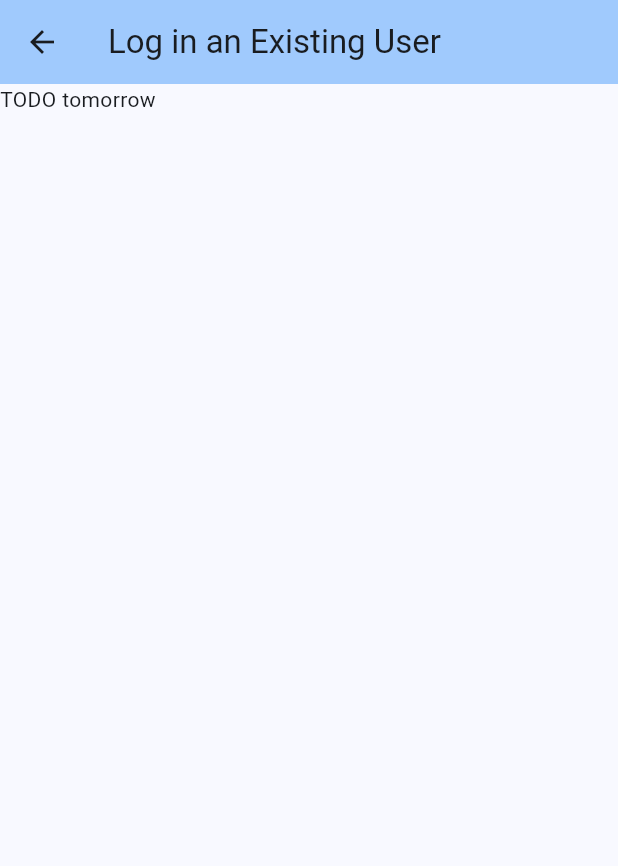
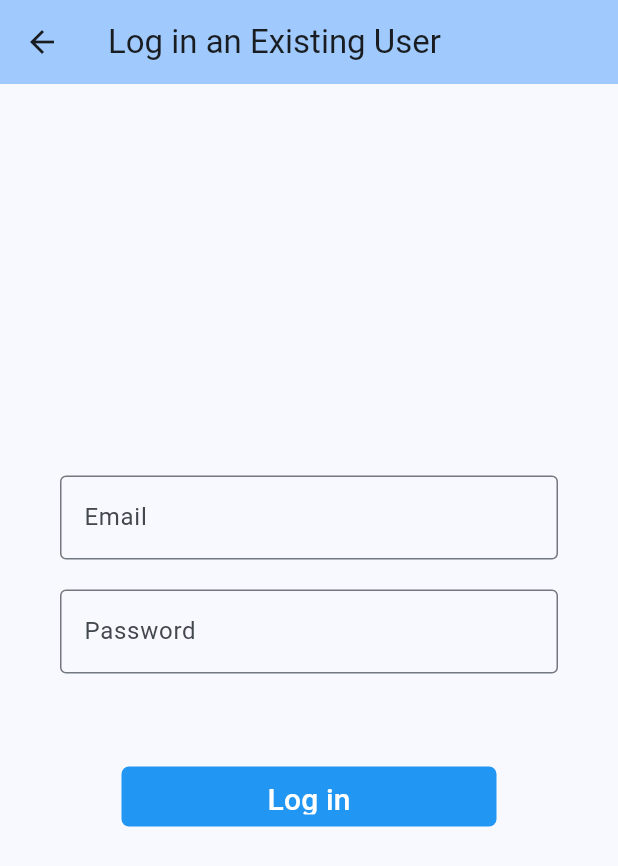
Before and after one commit to CSSE480-Fisher-Fall-2024-2025/MovieQuotes, a Flutter app: the EmailPasswordAuthPage screen opened directly, on a phone screen of 412 x 824 dp. Shown: the top 866 px of the screen. Run offline on Flutter 3.47's test engine with Material 3 defaults, Android fonts, the phone set to English and light mode, and no system bars; our stand-ins replace cloud_firestore, email_validator, firebase_core, firebase_ui_firestore; accounts and stored records are empty.

Commit message:
form validation

```diff
--- a/moviequotes/lib/pages/email_password_auth_page.dart
+++ b/moviequotes/lib/pages/email_password_auth_page.dart
@@ -1,5 +1,7 @@
+import 'package:email_validator/email_validator.dart';
 import 'package:flutter/foundation.dart';
 import 'package:flutter/material.dart';
+import 'package:moviequotes/components/square_button.dart';
 
 class EmailPasswordAuthPage extends StatefulWidget {
   final bool isNewUser;
@@ -13,6 +15,17 @@ class EmailPasswordAuthPage extends StatefulWidget {
 }
 
 class _EmailPasswordAuthPageState extends State<EmailPasswordAuthPage> {
+  final _formKey = GlobalKey<FormState>();
+  final emailTextEditingController = TextEditingController();
+  final passwordTextEditingController = TextEditingController();
+
+  @override
+  void dispose() {
+    emailTextEditingController.dispose();
+    passwordTextEditingController.dispose();
+    super.dispose();
+  }
+
   @override
   Widget build(BuildContext context) {
     return Scaffold(
@@ -21,7 +34,73 @@ class _EmailPasswordAuthPageState extends State<EmailPasswordAuthPage> {
         title: Text(
             widget.isNewUser ? "Create a New User" : "Log in an Existing User"),
       ),
-      body: Text("TODO tomorrow"),
+      body: Center(
+        child: Padding(
+          padding: const EdgeInsets.all(40.0),
+          child: Form(
+            key: _formKey,
+            child: Column(
+              mainAxisSize: MainAxisSize.min,
+              children: [
+                TextFormField(
+                  controller: emailTextEditingController,
+                  validator: (value) {
+                    if (value == null || !EmailValidator.validate(value)) {
+                      return "Invalid Email Address";
+                    }
+                    return null;
+                  },
+                  decoration: const InputDecoration(
+                    border: OutlineInputBorder(),
+                    labelText: "Email",
+                    hintText: "Enter a valid email address",
+                  ),
+                ),
+                const SizedBox(
+                  height: 20.0,
+                ),
+                TextFormField(
+                  controller: passwordTextEditingController,
+                  validator: (value) {
+                    if (value == null || value.length < 6) {
+                      return "Passwords must be at least 6 characters";
+                    }
+                    return null;
+                  },
+                  obscureText: true,
+                  decoration: const InputDecoration(
+                    border: OutlineInputBorder(),
+                    labelText: "Password",
+                    hintText: "Passwords must be 6 characters or more",
+                  ),
+                ),
+                const SizedBox(
+                  height: 50.0,
+                ),
+                SquareButton(
+                  displayText:
+                      widget.isNewUser ? "Create an Account" : "Log in",
+                  onPressCallback: () {
+                    if (_formKey.currentState!.validate()) {
+                      if (widget.isNewUser) {
+                        print("Create a new account");
+                      } else {
+                        print("Log this user back in");
+                      }
+                    } else {
+                      ScaffoldMessenger.of(context).showSnackBar(
+                        const SnackBar(
+                          content: Text("Invalid Email or Password"),
+                        ),
+                      );
+                    }
+                  },
+                ),
+              ],
+            ),
+          ),
+        ),
+      ),
     );
   }
 }
--- a/moviequotes/pubspec.yaml
+++ b/moviequotes/pubspec.yaml
@@ -41,6 +41,7 @@ dependencies:
   cloud_firestore: ^5.4.3
   firebase_storage: ^12.3.2
   firebase_ui_firestore: ^1.7.0
+  email_validator: ^3.0.0
 
 dev_dependencies:
   flutter_test:
```
Also changed, not shown: moviequotes/pubspec.lock.
